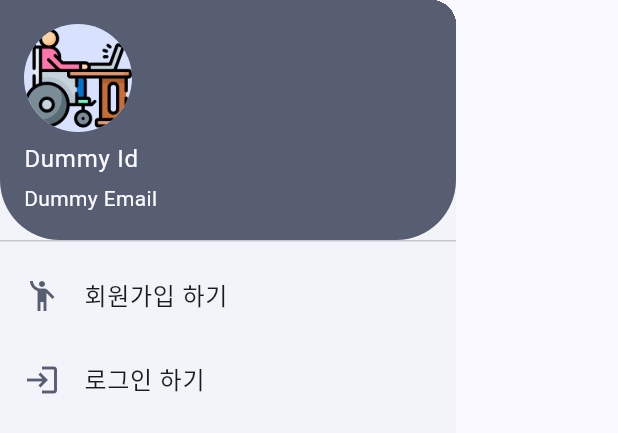
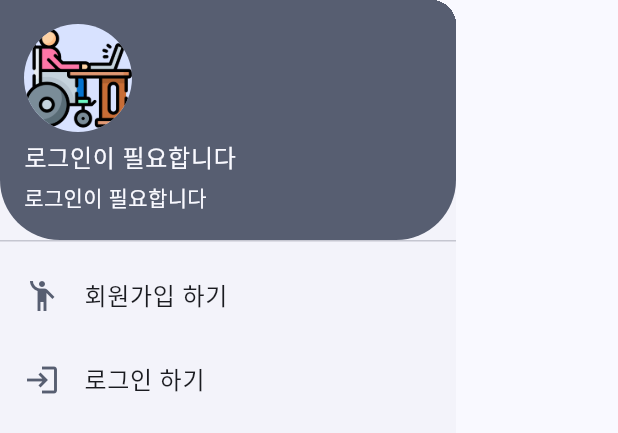
Before and after one commit to Oh-Kang94/Season3_Main-Project_Disabled-App, a Flutter app: the Mydrawer widget shown alone on an empty page, opened directly, on a phone screen of 412 x 824 dp. Shown: the top 433 px of the screen. Run offline on Flutter 3.47's test engine with Material 2 defaults, Android fonts, the phone set to English and light mode, and no system bars; our stand-ins replace animated_splash_screen, firebase_core, flutter_dotenv, flutter_screenutil, flutter_svg, get and 1 more; accounts and stored records are empty; Roboto replaces fonts that are missing (NotoSansKR-Regular); project files that could hold a hidden picture were left out.

Commit message:
add login ctrl.obs
commit #012

```diff
--- a/lib/view/drawer/mydrawer.dart
+++ b/lib/view/drawer/mydrawer.dart
@@ -1,6 +1,7 @@
 import 'package:flutter/material.dart';
 import 'package:get/get.dart';
 
+import '../../vm/loginGetx.dart';
 import '../home.dart';
 import '../register/register.dart';
 
@@ -11,6 +12,7 @@ class Mydrawer extends StatelessWidget {
 
   @override
   Widget build(BuildContext context) {
+    LoginController loginController = Get.find<LoginController>();
     return Drawer(
       child: ListView(
         padding: EdgeInsets.zero,
@@ -19,9 +21,17 @@ class Mydrawer extends StatelessWidget {
             currentAccountPicture: const CircleAvatar(
               backgroundImage: AssetImage("assets/images/working.png"),
             ),
-            accountName: const Text('Dummy Id'),
-            accountEmail: const Text('Dummy Email'),
-            decoration:  BoxDecoration(
+            accountName: Obx(
+              () => loginController.isLoggedIn.value
+                  ? Text('환영합니다, ${loginController.userName.value}님!')
+                  : const Text("로그인이 필요합니다"),
+            ),
+            accountEmail: Obx(
+              () => loginController.isLoggedIn.value
+                  ? Text('환영합니다, ${loginController.userName.value}님!')
+                  : const Text("로그인이 필요합니다"),
+            ),
+            decoration: BoxDecoration(
               color: Theme.of(context).colorScheme.secondary,
               borderRadius: const BorderRadius.only(
                 bottomLeft: Radius.circular(40),
--- a/lib/view/home.dart
+++ b/lib/view/home.dart
@@ -1,7 +1,4 @@
 import 'package:flutter/material.dart';
-import 'package:flutter_svg/svg.dart';
-import 'package:get/get.dart';
-import 'package:season3_team1_mainproject/util/asset_image.dart';
 import 'package:season3_team1_mainproject/view/ai_start_view.dart';
 import 'package:season3_team1_mainproject/view/drawer/mydrawer.dart';
 
--- a/pubspec.yaml
+++ b/pubspec.yaml
@@ -48,6 +48,7 @@ dependencies:
   flutter_svg: ^2.0.7
   animated_splash_screen: ^1.3.0
   flutter_dotenv: ^5.1.0
+  flutter_secure_storage: ^8.0.0
 
 
 dev_dependencies:
```
Also changed, not shown: lib/main.dart (+8 -5 lines), lib/view/appbar/myappbar.dart (+29 -2 lines), lib/view/login/login.dart (+10 -0 lines), lib/view/register/register.dart (+8 -1 lines), lib/vm/loginGetx.dart (added, +32 -0 lines), lib/vm/userGetx.dart (deleted), 5 other files.
